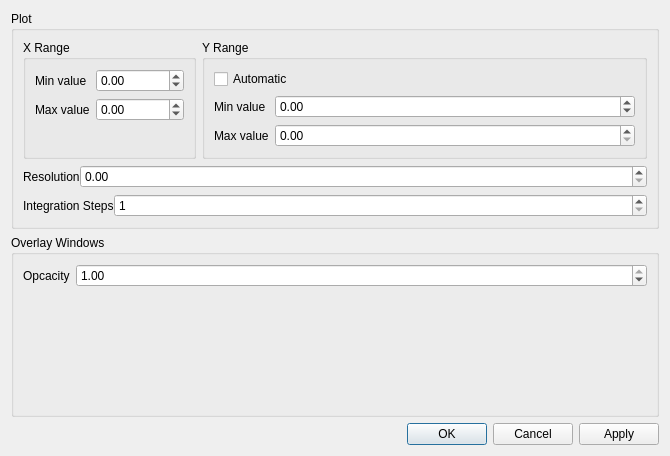
This is globalconfigdialog.ui in arntanguy/STS-simulator as Qt 5 draws it before an edit. The edited form follows.
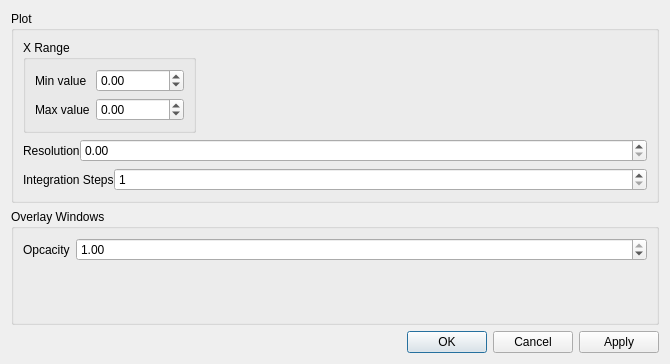
This is the edited form. Custom widgets are drawn as their Qt base class.

Patch:
```diff
--- a/globalconfigdialog.ui
+++ b/globalconfigdialog.ui
@@ -7,7 +7,7 @@
     <x>0</x>
     <y>0</y>
     <width>670</width>
-    <height>456</height>
+    <height>364</height>
    </rect>
   </property>
   <property name="windowTitle">
@@ -172,52 +172,6 @@
         </layout>
        </widget>
       </item>
-      <item row="0" column="1">
-       <widget class="QGroupBox" name="groupBox_3">
-        <property name="title">
-         <string>Y Range</string>
-        </property>
-        <layout class="QFormLayout" name="formLayout_3">
-         <item row="0" column="0" colspan="2">
-          <widget class="QCheckBox" name="plotYAuto">
-           <property name="text">
-            <string>Automatic</string>
-           </property>
-          </widget>
-         </item>
-         <item row="1" column="0">
-          <widget class="QLabel" name="label_13">
-           <property name="text">
-            <string>Min value</string>
-           </property>
-          </widget>
-         </item>
-         <item row="1" column="1">
-          <widget class="QScienceSpinBox" name="plotYMin">
-           <property name="minimum">
-            <double>-1000000000.000000000000000</double>
-           </property>
-           <property name="maximum">
-            <double>1000000000.000000000000000</double>
-           </property>
-           <property name="singleStep">
-            <double>0.500000000000000</double>
-           </property>
-          </widget>
-         </item>
-         <item row="2" column="0">
-          <widget class="QLabel" name="label_12">
-           <property name="text">
-            <string>Max value</string>
-           </property>
-          </widget>
-         </item>
-         <item row="2" column="1">
-          <widget class="QScienceSpinBox" name="plotYMax"/>
-         </item>
-        </layout>
-       </widget>
-      </item>
      </layout>
     </widget>
    </item>
```
